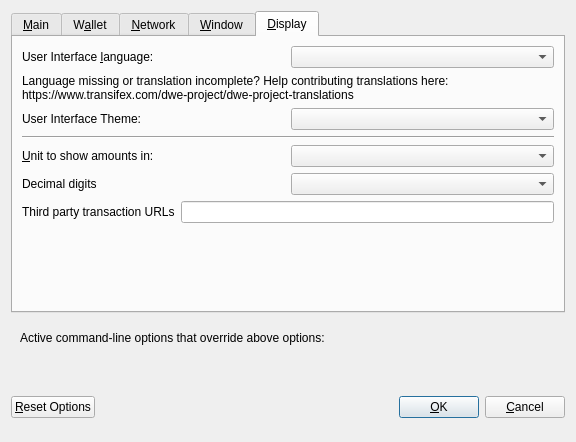
WorldExchange/DWE, file src/qt/forms/optionsdialog.ui: the form before one commit.
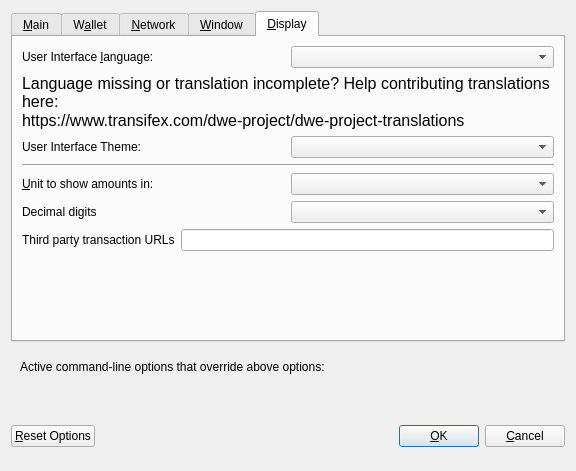
The form after the commit. The open tabs and pages were chosen to show the change. Custom widgets are drawn as their Qt base class.

Diff of the .ui file:
```diff
--- a/src/qt/forms/optionsdialog.ui
+++ b/src/qt/forms/optionsdialog.ui
@@ -7,7 +7,7 @@
     <x>0</x>
     <y>0</y>
     <width>576</width>
-    <height>442</height>
+    <height>471</height>
    </rect>
   </property>
   <property name="windowTitle">
@@ -459,6 +459,11 @@
        </item>
        <item>
         <widget class="QLabel" name="label_3">
+         <property name="font">
+          <font>
+           <pointsize>12</pointsize>
+          </font>
+         </property>
          <property name="toolTip">
           <string notr="true"/>
          </property>
```
Left out of the diff: 2 changed lines with no effect on the pictures.
